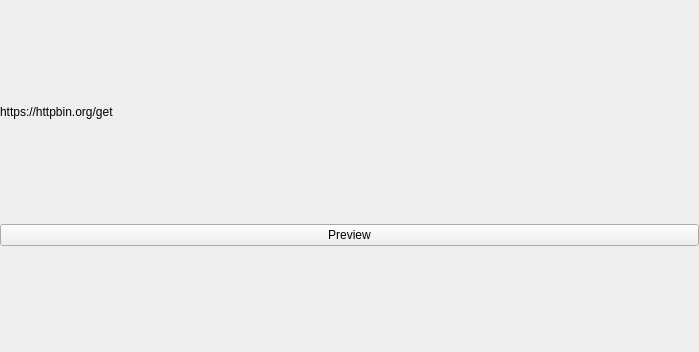
Old version of the form Modules/SegmentationUI/Qmitk/QmitkMonaiLabelToolGUIControls.ui in the repository tm9k1/MITK.
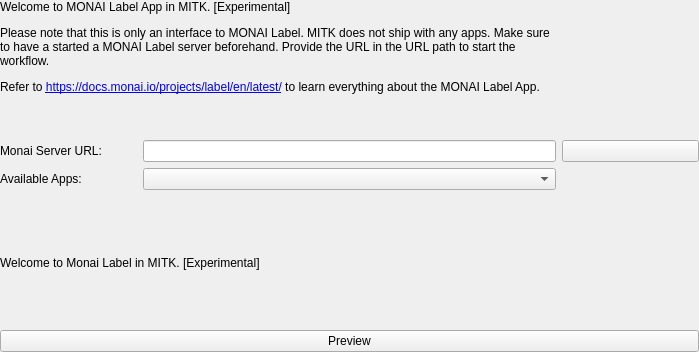
New version of the form. Custom widgets are drawn as their Qt base class.

What changed in the file:
```diff
--- a/Modules/SegmentationUI/Qmitk/QmitkMonaiLabelToolGUIControls.ui
+++ b/Modules/SegmentationUI/Qmitk/QmitkMonaiLabelToolGUIControls.ui
@@ -48,26 +48,88 @@
     <number>0</number>
    </property>
    <item>
-    <layout class="QHBoxLayout" name="horizontalLayout">
-     <property name="sizeConstraint">
-      <enum>QLayout::SetNoConstraint</enum>
-     </property>
-     <item>
-      <widget class="QLabel" name="url">
+				<layout class="QGridLayout" name="basicSettingsLayout">
+					<item row="0" column="0" colspan="4">
+						<widget class="QLabel" name="welcomeNote">
+							<property name="sizePolicy">
+								<sizepolicy hsizetype="Preferred" vsizetype="Minimum">
+									<horstretch>0</horstretch>
+									<verstretch>0</verstretch>
+								</sizepolicy>
+							</property>
+							<property name="text">
+								<string>&lt;html&gt;&lt;head/&gt;&lt;body&gt;&lt;p&gt;Welcome to MONAI Label App in MITK. [Experimental]&lt;/p&gt;&lt;p&gt;Please note that this is only an interface to MONAI Label. MITK does not ship with any apps. Make sure to have a started a MONAI Label server beforehand. Provide the URL in the URL path to start the workflow. &lt;/p&gt;&lt;p&gt;Refer to &lt;a href=&quot;https://github.com/MIC-DKFZ/nnUNet&quot;&gt;&lt;span style=&quot; text-decoration: underline; color:#0000ff;&quot;&gt;https://docs.monai.io/projects/label/en/latest/&lt;/span&gt;&lt;/a&gt; to learn everything about the MONAI Label App.&lt;/p&gt;&lt;p&gt;&lt;br/&gt;&lt;/p&gt;&lt;/body&gt;&lt;/html&gt;</string>
+							</property>
+							<property name="textFormat">
+								<enum>Qt::RichText</enum>
+							</property>
+							<property name="wordWrap">
+								<bool>true</bool>
+							</property>
+						</widget>
+					</item>
+
+
+					<item row="1" column="0">
+						<widget class="QLabel" name="monaiUrlLabel">
        <property name="sizePolicy">
-        <sizepolicy hsizetype="Preferred" vsizetype="Fixed">
+								<sizepolicy hsizetype="Preferred" vsizetype="Preferred">
          <horstretch>0</horstretch>
          <verstretch>0</verstretch>
         </sizepolicy>
        </property>
        <property name="text">
-        <string>https://httpbin.org/get</string>
-       </property>
-      </widget>
-     </item>  
-  
-    </layout>
-   </item>
+								<string>Monai Server URL:</string>
+							</property>
+						</widget>
+					</item>
+					<item row="1" column="1" colspan="3">
+						<widget class="QLineEdit" name="urlBox"/>
+					</item>
+					<item row="1" column="4">
+						<widget class="QPushButton" name="fetchUrl"/>
+					</item>
+
+					<item row="2" column="0">
+						<widget class="QLabel" name="appLabel">
+							<property name="sizePolicy">
+								<sizepolicy hsizetype="Preferred" vsizetype="Preferred">
+									<horstretch>0</horstretch>
+									<verstretch>0</verstretch>
+								</sizepolicy>
+							</property>
+							<property name="text">
+								<string>Available Apps:</string>
+							</property>
+						</widget>
+					</item>
+					<item row="2" column="1" colspan="3">
+						<widget class="ctkComboBox" name="appBox"/>
+					</item>
+
+
+					<item row="3" column="0" colspan="4">
+						<widget class="QLabel" name="responseNote">
+							<property name="sizePolicy">
+								<sizepolicy hsizetype="Preferred" vsizetype="Minimum">
+									<horstretch>0</horstretch>
+									<verstretch>0</verstretch>
+								</sizepolicy>
+							</property>
+							<property name="text">
+								<string>&lt;html&gt;&lt;head/&gt;&lt;body&gt;&lt;p&gt;Welcome to Monai Label in MITK. [Experimental]</string>
+							</property>
+							<property name="textFormat">
+								<enum>Qt::RichText</enum>
+							</property>
+							<property name="wordWrap">
+								<bool>true</bool>
+							</property>
+						</widget>
+					</item>
+				</layout>
+			</item>
+
    <item>
     <widget class="QPushButton" name="previewButton">
      <property name="sizePolicy">
@@ -96,6 +158,12 @@
    <extends>QToolButton</extends>
    <header>ctkExpandButton.h</header>
   </customwidget>
+		<customwidget>
+			<class>ctkComboBox</class>
+			<extends>QComboBox</extends>
+			<header location="global">ctkComboBox.h</header>
+			<container>1</container>
+		</customwidget>
  </customwidgets>
  <resources/>
  <connections/>
```
Lines whose indentation alone changed are shown as unchanged.
